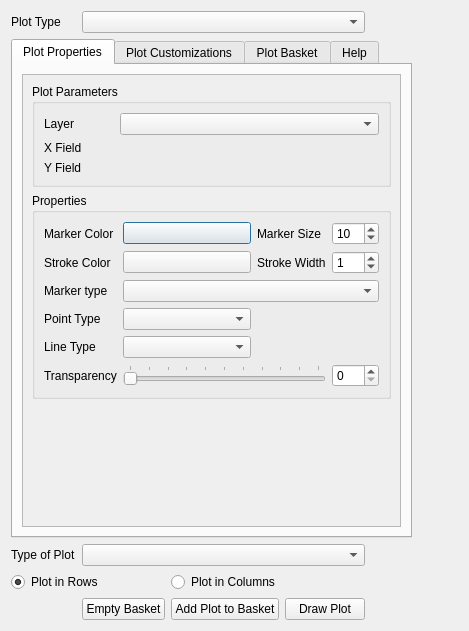
ghtmtt/DataPlotly, file ui/data_plotly_dialog_base.ui: the form before one commit.
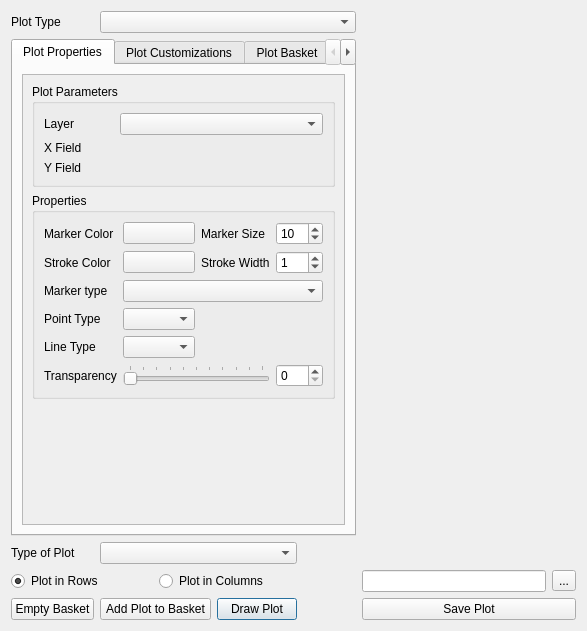
The form after the commit. Custom widgets are drawn as their Qt base class.

Commit message: Save Button created, fix #10

What changed in the file:
```diff
--- a/ui/data_plotly_dialog_base.ui
+++ b/ui/data_plotly_dialog_base.ui
@@ -6,7 +6,7 @@
    <rect>
     <x>0</x>
     <y>0</y>
-    <width>469</width>
+    <width>587</width>
     <height>631</height>
    </rect>
   </property>
@@ -14,10 +14,27 @@
    <string>Data Plotly</string>
   </property>
   <layout class="QGridLayout" name="gridLayout">
+   <item row="4" column="3">
+    <widget class="QPushButton" name="addTrace_btn">
+     <property name="text">
+      <string>Draw Plot</string>
+     </property>
+    </widget>
+   </item>
+   <item row="2" column="1" colspan="3">
+    <widget class="QComboBox" name="subcombo"/>
+   </item>
+   <item row="4" column="1" colspan="2">
+    <widget class="QPushButton" name="draw_btn">
+     <property name="text">
+      <string>Add Plot to Basket</string>
+     </property>
+    </widget>
+   </item>
    <item row="1" column="0" colspan="5">
     <widget class="QTabWidget" name="tab_property">
      <property name="sizePolicy">
-      <sizepolicy hsizetype="Expanding" vsizetype="Preferred">
+      <sizepolicy hsizetype="Preferred" vsizetype="Preferred">
        <horstretch>0</horstretch>
        <verstretch>0</verstretch>
       </sizepolicy>
@@ -67,8 +84,8 @@
            <rect>
             <x>0</x>
             <y>0</y>
-            <width>396</width>
-            <height>421</height>
+            <width>338</width>
+            <height>416</height>
            </rect>
           </property>
           <layout class="QGridLayout" name="gridLayout_3">
@@ -350,8 +367,8 @@
            <rect>
             <x>0</x>
             <y>0</y>
-            <width>370</width>
-            <height>421</height>
+            <width>338</width>
+            <height>416</height>
            </rect>
           </property>
           <layout class="QGridLayout" name="gridLayout_5">
@@ -550,13 +567,6 @@
      </widget>
     </widget>
    </item>
-   <item row="4" column="2">
-    <widget class="QPushButton" name="draw_btn">
-     <property name="text">
-      <string>Add Plot to Basket</string>
-     </property>
-    </widget>
-   </item>
    <item row="3" column="0" colspan="2">
     <widget class="QRadioButton" name="radio_rows">
      <property name="text">
@@ -567,19 +577,6 @@
      </property>
     </widget>
    </item>
-   <item row="2" column="1" colspan="3">
-    <widget class="QComboBox" name="subcombo"/>
-   </item>
-   <item row="1" column="5">
-    <widget class="QWidget" name="plot_qview" native="true">
-     <property name="sizePolicy">
-      <sizepolicy hsizetype="Preferred" vsizetype="Preferred">
-       <horstretch>0</horstretch>
-       <verstretch>0</verstretch>
-      </sizepolicy>
-     </property>
-    </widget>
-   </item>
    <item row="3" column="2" colspan="2">
     <widget class="QRadioButton" name="radio_columns">
      <property name="text">
@@ -587,6 +584,13 @@
      </property>
     </widget>
    </item>
+   <item row="2" column="0">
+    <widget class="QLabel" name="label_2">
+     <property name="text">
+      <string>Type of Plot</string>
+     </property>
+    </widget>
+   </item>
    <item row="0" column="0">
     <widget class="QLabel" name="label">
      <property name="text">
@@ -594,27 +598,47 @@
      </property>
     </widget>
    </item>
-   <item row="0" column="1" colspan="3">
+   <item row="0" column="1" colspan="4">
     <widget class="QComboBox" name="plot_combo"/>
    </item>
-   <item row="2" column="0">
-    <widget class="QLabel" name="label_2">
-     <property name="text">
-      <string>Type of Plot</string>
-     </property>
-    </widget>
-   </item>
-   <item row="4" column="1">
+   <item row="4" column="0">
     <widget class="QPushButton" name="clear_btn">
      <property name="text">
       <string>Empty Basket</string>
      </property>
     </widget>
    </item>
-   <item row="4" column="3">
-    <widget class="QPushButton" name="addTrace_btn">
+   <item row="3" column="6">
+    <widget class="QToolButton" name="browse_btn">
      <property name="text">
-      <string>Draw Plot</string>
+      <string>...</string>
+     </property>
+    </widget>
+   </item>
+   <item row="1" column="5" colspan="2">
+    <widget class="QWidget" name="plot_qview" native="true">
+     <property name="sizePolicy">
+      <sizepolicy hsizetype="Preferred" vsizetype="Preferred">
+       <horstretch>0</horstretch>
+       <verstretch>0</verstretch>
+      </sizepolicy>
+     </property>
+    </widget>
+   </item>
+   <item row="4" column="5" colspan="2">
+    <widget class="QPushButton" name="save_plot_btn">
+     <property name="text">
+      <string>Save Plot</string>
+     </property>
+    </widget>
+   </item>
+   <item row="3" column="5">
+    <widget class="QLineEdit" name="dir_line">
+     <property name="text">
+      <string notr="true"/>
+     </property>
+     <property name="readOnly">
+      <bool>true</bool>
      </property>
     </widget>
    </item>
```
The commit also changes 1 other file.
